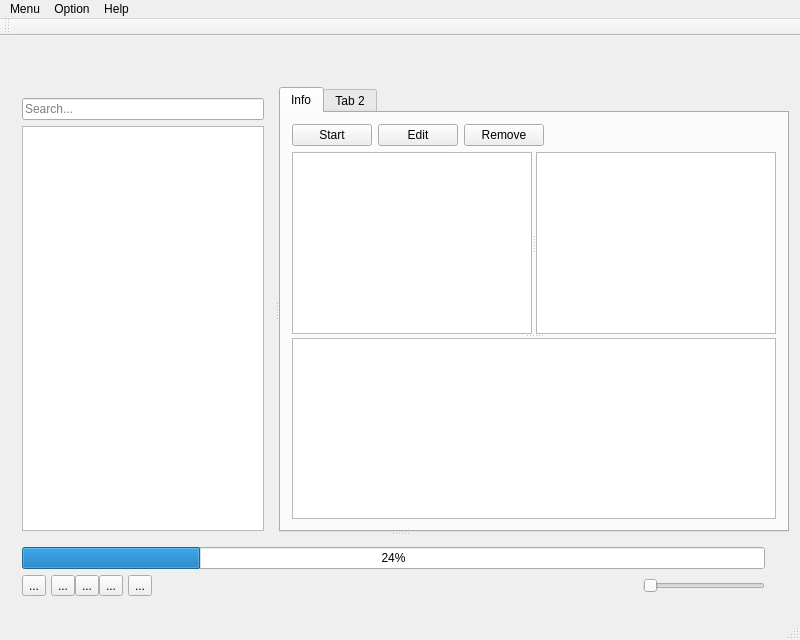
The window that mainwindow.ui (HankHenshaw/GameTree) describes before a commit, drawn with Qt 5.
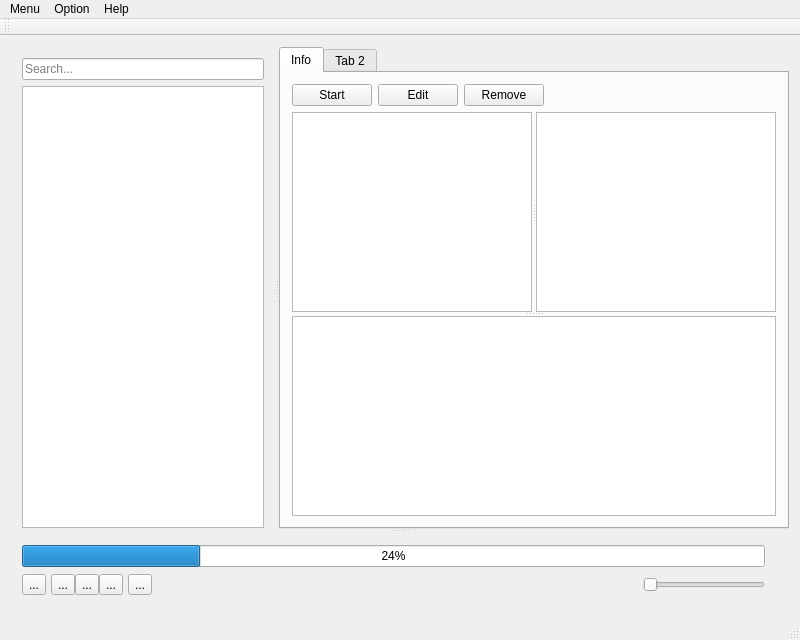
The same window after the commit. Icons and pictures are not drawn. Custom widgets are drawn as their Qt base class.

```diff
--- a/mainwindow.ui
+++ b/mainwindow.ui
@@ -15,32 +15,6 @@
   </property>
   <widget class="QWidget" name="centralWidget">
    <layout class="QVBoxLayout" name="verticalLayout_4">
-    <item>
-     <spacer name="horizontalSpacer">
-      <property name="orientation">
-       <enum>Qt::Horizontal</enum>
-      </property>
-      <property name="sizeHint" stdset="0">
-       <size>
-        <width>779</width>
-        <height>20</height>
-       </size>
-      </property>
-     </spacer>
-    </item>
-    <item>
-     <spacer name="horizontalSpacer_2">
-      <property name="orientation">
-       <enum>Qt::Horizontal</enum>
-      </property>
-      <property name="sizeHint" stdset="0">
-       <size>
-        <width>779</width>
-        <height>20</height>
-       </size>
-      </property>
-     </spacer>
-    </item>
     <item>
      <widget class="QSplitter" name="splitterHorizontal">
       <property name="orientation">
```
Left out of the diff: 4 changed lines with no effect on the pictures.
